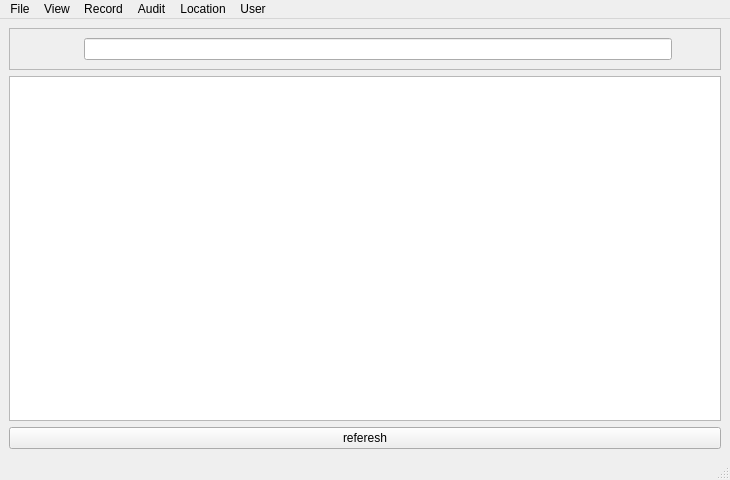
Old version of the form elitebridge_ui_file/usergroupmainwindow.ui in the repository SaiSawant1/EliteBridgeAdmin.
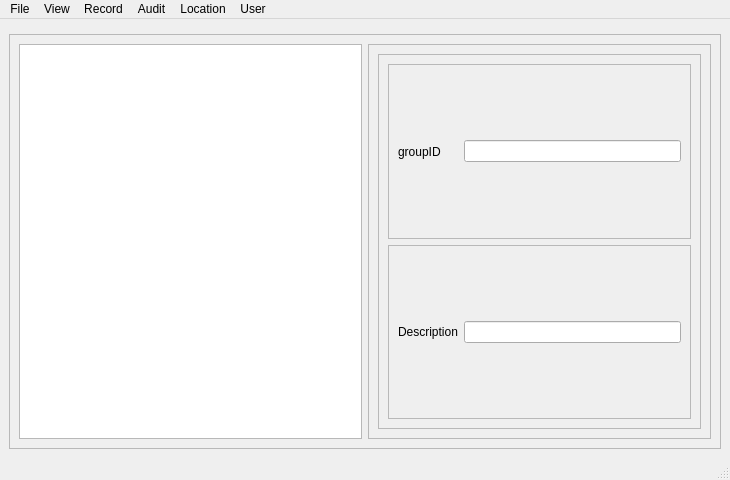
New version of the form. Icons and pictures are not drawn.

Commit message: group trasaction

```diff
--- a/elitebridge_ui_file/usergroupmainwindow.ui
+++ b/elitebridge_ui_file/usergroupmainwindow.ui
@@ -23,110 +23,101 @@
       <property name="frameShadow">
        <enum>QFrame::Raised</enum>
       </property>
-      <layout class="QHBoxLayout" name="horizontalLayout">
+     </widget>
+    </item>
+    <item>
+     <widget class="QFrame" name="frame_2">
+      <property name="frameShape">
+       <enum>QFrame::StyledPanel</enum>
+      </property>
+      <property name="frameShadow">
+       <enum>QFrame::Raised</enum>
+      </property>
+      <layout class="QHBoxLayout" name="horizontalLayout_3">
        <item>
-        <widget class="QLabel" name="label_7">
-         <property name="text">
-          <string/>
+        <widget class="QTableWidget" name="tableWidget">
+         <property name="editTriggers">
+          <set>QAbstractItemView::NoEditTriggers</set>
          </property>
-         <property name="pixmap">
-          <pixmap>../build-elitebridge_ui_file-Desktop_Qt_6_5_0_MinGW_64_bit-Debug/img/auxfiled.png</pixmap>
+         <property name="alternatingRowColors">
+          <bool>true</bool>
          </property>
         </widget>
        </item>
        <item>
-        <widget class="QLabel" name="label_6">
-         <property name="text">
-          <string/>
+        <widget class="QFrame" name="frame_3">
+         <property name="frameShape">
+          <enum>QFrame::StyledPanel</enum>
          </property>
-         <property name="pixmap">
-          <pixmap>../build-elitebridge_ui_file-Desktop_Qt_6_5_0_MinGW_64_bit-Debug/img/jobgroup.png</pixmap>
+         <property name="frameShadow">
+          <enum>QFrame::Sunken</enum>
          </property>
-        </widget>
-       </item>
-       <item>
-        <widget class="QLabel" name="label_5">
-         <property name="text">
-          <string/>
+         <property name="lineWidth">
+          <number>1</number>
          </property>
-         <property name="pixmap">
-          <pixmap>../build-elitebridge_ui_file-Desktop_Qt_6_5_0_MinGW_64_bit-Debug/img/save.png</pixmap>
-         </property>
-        </widget>
-       </item>
-       <item>
-        <widget class="QLabel" name="label_4">
-         <property name="text">
-          <string/>
-         </property>
-         <property name="pixmap">
-          <pixmap>../build-elitebridge_ui_file-Desktop_Qt_6_5_0_MinGW_64_bit-Debug/img/undo.png</pixmap>
-         </property>
-        </widget>
-       </item>
-       <item>
-        <widget class="QLabel" name="label_2">
-         <property name="text">
-          <string/>
-         </property>
-         <property name="pixmap">
-          <pixmap>../build-elitebridge_ui_file-Desktop_Qt_6_5_0_MinGW_64_bit-Debug/img/db.png</pixmap>
-         </property>
-        </widget>
-       </item>
-       <item>
-        <widget class="QLineEdit" name="lineEdit"/>
-       </item>
-       <item>
-        <widget class="QLabel" name="label_3">
-         <property name="text">
-          <string/>
-         </property>
-         <property name="pixmap">
-          <pixmap>../build-elitebridge_ui_file-Desktop_Qt_6_5_0_MinGW_64_bit-Debug/img/search.png</pixmap>
-         </property>
-        </widget>
-       </item>
-       <item>
-        <widget class="QLabel" name="label">
-         <property name="text">
-          <string/>
-         </property>
-         <property name="pixmap">
-          <pixmap>../build-elitebridge_ui_file-Desktop_Qt_6_5_0_MinGW_64_bit-Debug/img/delete.png</pixmap>
-         </property>
-        </widget>
-       </item>
-       <item>
-        <widget class="QLabel" name="label_9">
-         <property name="text">
-          <string/>
-         </property>
-         <property name="pixmap">
-          <pixmap>../build-elitebridge_ui_file-Desktop_Qt_6_5_0_MinGW_64_bit-Debug/img/exit.png</pixmap>
-         </property>
+         <layout class="QGridLayout" name="gridLayout_2">
+          <item row="0" column="0">
+           <widget class="QFrame" name="frame_4">
+            <property name="frameShape">
+             <enum>QFrame::StyledPanel</enum>
+            </property>
+            <property name="frameShadow">
+             <enum>QFrame::Raised</enum>
+            </property>
+            <layout class="QVBoxLayout" name="verticalLayout_2">
+             <item>
+              <widget class="QFrame" name="frame_5">
+               <property name="frameShape">
+                <enum>QFrame::StyledPanel</enum>
+               </property>
+               <property name="frameShadow">
+                <enum>QFrame::Raised</enum>
+               </property>
+               <layout class="QHBoxLayout" name="horizontalLayout">
+                <item>
+                 <widget class="QLabel" name="label_2">
+                  <property name="text">
+                   <string>groupID     </string>
+                  </property>
+                 </widget>
+                </item>
+                <item>
+                 <widget class="QLineEdit" name="groupID"/>
+                </item>
+               </layout>
+              </widget>
+             </item>
+             <item>
+              <widget class="QFrame" name="frame_6">
+               <property name="frameShape">
+                <enum>QFrame::StyledPanel</enum>
+               </property>
+               <property name="frameShadow">
+                <enum>QFrame::Raised</enum>
+               </property>
+               <layout class="QHBoxLayout" name="horizontalLayout_2">
+                <item>
+                 <widget class="QLabel" name="label_3">
+                  <property name="text">
+                   <string>Description</string>
+                  </property>
+                 </widget>
+                </item>
+                <item>
+                 <widget class="QLineEdit" name="name"/>
+                </item>
+               </layout>
+              </widget>
+             </item>
+            </layout>
+           </widget>
+          </item>
+         </layout>
         </widget>
        </item>
       </layout>
      </widget>
     </item>
-    <item>
-     <widget class="QTableWidget" name="tableWidget">
-      <property name="editTriggers">
-       <set>QAbstractItemView::NoEditTriggers</set>
-      </property>
-      <property name="alternatingRowColors">
-       <bool>true</bool>
-      </property>
-     </widget>
-    </item>
-    <item>
-     <widget class="QPushButton" name="pushButton">
-      <property name="text">
-       <string>referesh</string>
-      </property>
-     </widget>
-    </item>
    </layout>
   </widget>
   <widget class="QMenuBar" name="menubar">
```
Left out of the diff: 12 changed lines with no effect on the pictures. The commit also changes 68 other files.
